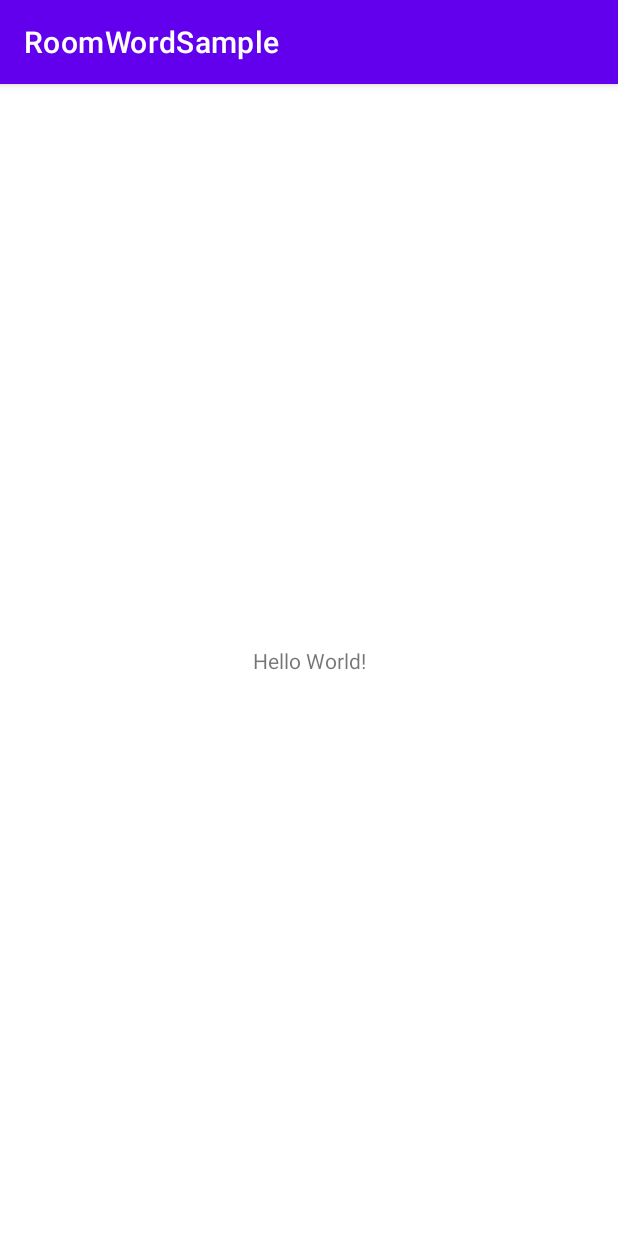
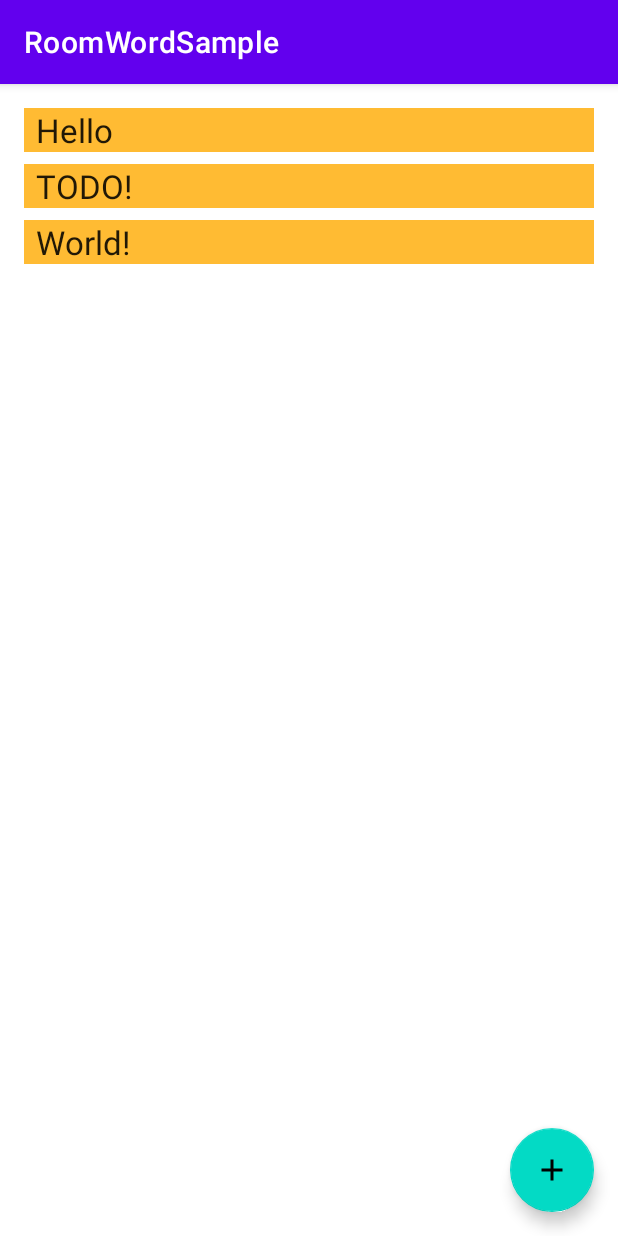
Before and after one commit to yuuttoo/RoomWordSample, an Android app: the screen it shows after launch (MainActivity), on a phone screen of 412 x 824 dp. Run offline under Robolectric (Android 15) with nearby library versions, the phone set to English and light mode, and no system bars; our stand-ins replace Room's generated code.

Commit message:
complete exercise

```diff
--- a/app/build.gradle
+++ b/app/build.gradle
@@ -7,12 +7,12 @@ plugins {
 
 android {
     namespace 'io.airouting.example.roomwordsample'
-    compileSdk 32
+    compileSdk 33
 
     defaultConfig {
         applicationId "io.airouting.example.roomwordsample"
         minSdk 21
-        targetSdk 32
+        targetSdk 33
         versionCode 1
         versionName "1.0"
 
@@ -53,6 +53,8 @@ dependencies {
     androidTestImplementation "androidx.room:room-testing:$rootProject.roomVersion"
 
     // Lifecycle components
+    implementation "androidx.activity:activity-ktx:1.6.1"
+
     implementation "androidx.lifecycle:lifecycle-viewmodel-ktx:$rootProject.lifecycleVersion"
     implementation "androidx.lifecycle:lifecycle-livedata-ktx:$rootProject.lifecycleVersion"
     implementation "androidx.lifecycle:lifecycle-common-java8:$rootProject.lifecycleVersion"
--- a/app/src/main/java/io/airouting/example/roomwordsample/MainActivity.kt
+++ b/app/src/main/java/io/airouting/example/roomwordsample/MainActivity.kt
@@ -1,11 +1,63 @@
 package io.airouting.example.roomwordsample
 
+import android.app.Activity
+import android.content.Intent
 import androidx.appcompat.app.AppCompatActivity
+
 import android.os.Bundle
+import android.widget.Toast
+import androidx.activity.viewModels
+import androidx.lifecycle.Observer
+
+import androidx.recyclerview.widget.LinearLayoutManager
+import androidx.recyclerview.widget.RecyclerView
+import com.google.android.material.floatingactionbutton.FloatingActionButton
 
 class MainActivity : AppCompatActivity() {
+
+    private val newWordActivityRequestCode = 1
+
+    private val wordViewModel: WordViewModel by viewModels {
+        WordViewModelFactory((application as WordsApplication).repository)
+    }
+
+
     override fun onCreate(savedInstanceState: Bundle?) {
         super.onCreate(savedInstanceState)
         setContentView(R.layout.activity_main)
+
+
+
+        val recyclerView = findViewById<RecyclerView>(R.id.recyclerview)
+        val adapter = WordListAdapter()
+        recyclerView.adapter = adapter
+        recyclerView.layoutManager = LinearLayoutManager(this)
+
+        wordViewModel.allWords.observe(this, Observer { words ->
+            // Update the cached copy of the words in the adapter.
+            words?.let { adapter.submitList(it) }
+        })
+
+        val fab = findViewById<FloatingActionButton>(R.id.fab)
+        fab.setOnClickListener {
+            val intent = Intent(this@MainActivity, NewWordActivity::class.java)
+            startActivityForResult(intent, newWordActivityRequestCode)
+        }
+    }
+
+    override fun onActivityResult(requestCode: Int, resultCode: Int, data: Intent?) {
+        super.onActivityResult(requestCode, resultCode, data)
+
+        if (requestCode == newWordActivityRequestCode && resultCode == Activity.RESULT_OK) {
+            data?.getStringExtra(NewWordActivity.EXTRA_REPLY)?.let {
+                val word = Word(it)
+                wordViewModel.insert(word)
+            }
+        } else {
+            Toast.makeText(
+                applicationContext,
+                R.string.empty_not_saved,
+                Toast.LENGTH_LONG).show()
+        }
     }
 }
--- /dev/null
+++ b/app/src/main/java/io/airouting/example/roomwordsample/Word.kt
@@ -0,0 +1,9 @@
+package io.airouting.example.roomwordsample
+
+import androidx.room.ColumnInfo
+import androidx.room.Entity
+import androidx.room.PrimaryKey
+
+
+@Entity(tableName = "word_table")
+class Word(@PrimaryKey @ColumnInfo(name = "word") val word: String)
--- /dev/null
+++ b/app/src/main/java/io/airouting/example/roomwordsample/WordDao.kt
@@ -0,0 +1,20 @@
+package io.airouting.example.roomwordsample
+
+import androidx.room.Dao
+import androidx.room.Insert
+import androidx.room.OnConflictStrategy
+import androidx.room.Query
+import kotlinx.coroutines.flow.Flow
+
+@Dao
+interface WordDao {
+
+    @Query("SELECT * FROM word_table ORDER BY word ASC")
+    fun getAlphabetizedWords(): Flow<List<Word>>
+
+    @Insert(onConflict = OnConflictStrategy.IGNORE)
+    suspend fun insert(word: Word)
+
+    @Query("DELETE FROM word_table")
+    suspend fun deleteAll()
+}
--- /dev/null
+++ b/app/src/main/java/io/airouting/example/roomwordsample/WordListAdapter.kt
@@ -0,0 +1,46 @@
+package io.airouting.example.roomwordsample
+
+import android.view.LayoutInflater
+import android.view.View
+import android.view.ViewGroup
+import android.widget.TextView
+import androidx.recyclerview.widget.DiffUtil
+import androidx.recyclerview.widget.RecyclerView
+
+class WordListAdapter : androidx.recyclerview.widget.ListAdapter<Word, WordListAdapter.WordViewHolder>(WordsComparator()) {
+
+    override fun onCreateViewHolder(parent: ViewGroup, viewType: Int): WordViewHolder {
+        return WordViewHolder.create(parent)
+    }
+
+    override fun onBindViewHolder(holder: WordViewHolder, position: Int) {
+        val current = getItem(position)
+        holder.bind(current.word)
+    }
+
+    class WordViewHolder(itemView: View) : RecyclerView.ViewHolder(itemView) {
+        private val wordItemView: TextView = itemView.findViewById(R.id.textView)
+
+        fun bind(text: String?) {
+            wordItemView.text = text
+        }
+
+        companion object {
+            fun create(parent: ViewGroup): WordViewHolder {
+                val view: View = LayoutInflater.from(parent.context)
+                    .inflate(R.layout.recyclerview_item, parent, false)
+                return WordViewHolder(view)
+            }
+        }
+    }
+
+    class WordsComparator : DiffUtil.ItemCallback<Word>() {
+        override fun areItemsTheSame(oldItem: Word, newItem: Word): Boolean {
+            return oldItem === newItem
+        }
+
+        override fun areContentsTheSame(oldItem: Word, newItem: Word): Boolean {
+            return oldItem.word == newItem.word
+        }
+    }
+}
--- /dev/null
+++ b/app/src/main/java/io/airouting/example/roomwordsample/WordRepository.kt
@@ -0,0 +1,22 @@
+package io.airouting.example.roomwordsample
+
+import androidx.annotation.WorkerThread
+import kotlinx.coroutines.flow.Flow
+
+// Declares the DAO as a private property in the constructor. Pass in the DAO
+// instead of the whole database, because you only need access to the DAO
+class WordRepository(private val wordDao: WordDao) {
+
+    // Room executes all queries on a separate thread.
+    // Observed Flow will notify the observer when the data has changed.
+    val allWords: Flow<List<Word>> = wordDao.getAlphabetizedWords()
+
+    // By default Room runs suspend queries off the main thread, therefore, we don't need to
+    // implement anything else to ensure we're not doing long running database work
+    // off the main thread.
+    @Suppress("RedundantSuspendModifier")
+    @WorkerThread
+    suspend fun insert(word: Word) {
+        wordDao.insert(word)
+    }
+}
--- /dev/null
+++ b/app/src/main/java/io/airouting/example/roomwordsample/WordRoomDatabase.kt
@@ -0,0 +1,75 @@
+package io.airouting.example.roomwordsample
+
+import android.content.Context
+import androidx.room.Database
+import androidx.room.Room
+import androidx.room.RoomDatabase
+import androidx.sqlite.db.SupportSQLiteDatabase
+import kotlinx.coroutines.CoroutineScope
+import kotlinx.coroutines.launch
+
+// Annotates class to be a Room Database with a table (entity) of the Word class
+@Database(entities = arrayOf(Word::class), version = 1, exportSchema = false)
+public abstract class WordRoomDatabase : RoomDatabase() {
+
+    abstract fun wordDao(): WordDao
+
+    //  自訂callback
+    private class WordDatabaseCallback(
+        private val scope: CoroutineScope
+    ) : RoomDatabase.Callback() {
+
+        override fun onCreate(db: SupportSQLiteDatabase) {
+            super.onCreate(db)
+            INSTANCE?.let { database ->
+                scope.launch {
+                    populateDatabase(database.wordDao())//填入新word
+                }
+            }
+        }
+
+        suspend fun populateDatabase(wordDao: WordDao) {
+            // Delete all content here.
+            wordDao.deleteAll()
+
+            // Add sample words.
+            var word = Word("Hello")
+            wordDao.insert(word)
+            word = Word("World!")
+            wordDao.insert(word)
+
+            // TODO: Add your own words!
+            word = Word("TODO!")
+            wordDao.insert(word)
+        }
+    }
+
+    companion object {
+        // Singleton prevents multiple instances of database opening at the
+        // same time.
+        @Volatile
+        private var INSTANCE: WordRoomDatabase? = null
+
+        fun getDatabase(
+            context: Context,
+            scope: CoroutineScope
+        ): WordRoomDatabase {
+            // if the INSTANCE is not null, then return it,
+            // if it is, then create the database
+            return INSTANCE ?: synchronized(this) {
+                val instance = Room.databaseBuilder(
+                    context.applicationContext,
+                    WordRoomDatabase::class.java,
+                    "word_database"
+                )
+                    .addCallback(WordDatabaseCallback(scope)) //建立table後，callback加入新字
+                    .build()
+                INSTANCE = instance
+                // return instance
+                instance
+            }
+        }
+    }
+
+
+}
--- /dev/null
+++ b/app/src/main/java/io/airouting/example/roomwordsample/WordViewModel.kt
@@ -0,0 +1,30 @@
+package io.airouting.example.roomwordsample
+
+import androidx.lifecycle.*
+import kotlinx.coroutines.launch
+
+class WordViewModel(private val repository: WordRepository) : ViewModel() {
+
+    // Using LiveData and caching what allWords returns has several benefits:
+    // - We can put an observer on the data (instead of polling for changes) and only update the
+    //   the UI when the data actually changes.
+    // - Repository is completely separated from the UI through the ViewModel.
+    val allWords: LiveData<List<Word>> = repository.allWords.asLiveData()
+
+    /**
+     * Launching a new coroutine to insert the data in a non-blocking way
+     */
+    fun insert(word: Word) = viewModelScope.launch {
+        repository.insert(word)
+    }
+}
+
+class WordViewModelFactory(private val repository: WordRepository) : ViewModelProvider.Factory {
+    override fun <T : ViewModel> create(modelClass: Class<T>): T {
+        if (modelClass.isAssignableFrom(WordViewModel::class.java)) {
+            @Suppress("UNCHECKED_CAST")
+            return WordViewModel(repository) as T
+        }
+        throw IllegalArgumentException("Unknown ViewModel class")
+    }
+}
--- /dev/null
+++ b/app/src/main/java/io/airouting/example/roomwordsample/WordsApplication.kt
@@ -0,0 +1,14 @@
+package io.airouting.example.roomwordsample
+
+import android.app.Application
+import kotlinx.coroutines.CoroutineScope
+import kotlinx.coroutines.SupervisorJob
+
+class WordsApplication : Application() {
+    // No need to cancel this scope as it'll be torn down with the process
+    val applicationScope = CoroutineScope(SupervisorJob())
+    // Using by lazy so the database and the repository are only created when they're needed
+    // rather than when the application starts
+    val database by lazy { WordRoomDatabase.getDatabase(this, applicationScope) }
+    val repository by lazy { WordRepository(database.wordDao()) }
+}
--- /dev/null
+++ b/app/src/main/res/drawable/ic_baseline_add_24.xml
@@ -0,0 +1,5 @@
+<vector android:height="24dp" android:tint="#000000"
+    android:viewportHeight="24" android:viewportWidth="24"
+    android:width="24dp" xmlns:android="http://schemas.android.com/apk/res/android">
+    <path android:fillColor="@android:color/white" android:pathData="M19,13h-6v6h-2v-6H5v-2h6V5h2v6h6v2z"/>
+</vector>
--- a/app/src/main/res/layout/activity_main.xml
+++ b/app/src/main/res/layout/activity_main.xml
@@ -1,18 +1,31 @@
-<?xml version="1.0" encoding="utf-8"?>
-<androidx.constraintlayout.widget.ConstraintLayout xmlns:android="http://schemas.android.com/apk/res/android"
+<androidx.constraintlayout.widget.ConstraintLayout
+    xmlns:android="http://schemas.android.com/apk/res/android"
     xmlns:app="http://schemas.android.com/apk/res-auto"
     xmlns:tools="http://schemas.android.com/tools"
     android:layout_width="match_parent"
     android:layout_height="match_parent"
     tools:context=".MainActivity">
 
-    <TextView
+    <androidx.recyclerview.widget.RecyclerView
+        android:id="@+id/recyclerview"
+        android:layout_width="0dp"
+        android:layout_height="0dp"
+        tools:listitem="@layout/recyclerview_item"
+        android:padding="@dimen/big_padding"
+        app:layout_constraintBottom_toBottomOf="parent"
+        app:layout_constraintLeft_toLeftOf="parent"
+        app:layout_constraintRight_toRightOf="parent"
+        app:layout_constraintTop_toTopOf="parent" />
+
+    <com.google.android.material.floatingactionbutton.FloatingActionButton
+        android:id="@+id/fab"
+        app:layout_constraintBottom_toBottomOf="parent"
+        app:layout_constraintEnd_toEndOf="parent"
         android:layout_width="wrap_content"
         android:layout_height="wrap_content"
-        android:text="Hello World!"
-        app:layout_constraintBottom_toBottomOf="parent"
-        app:layout_constraintEnd_toEndOf="parent"
-        app:layout_constraintStart_toStartOf="parent"
-        app:layout_constraintTop_toTopOf="parent" />
+        android:layout_margin="16dp"
+        android:contentDescription="add word"
+        android:src="@drawable/ic_baseline_add_24"/>
+<!--    @string/add_word-->
 
 </androidx.constraintlayout.widget.ConstraintLayout>
--- /dev/null
+++ b/app/src/main/res/layout/recyclerview_item.xml
@@ -0,0 +1,13 @@
+<?xml version="1.0" encoding="utf-8"?>
+<LinearLayout xmlns:android="http://schemas.android.com/apk/res/android"
+    android:orientation="vertical"
+    android:layout_width="match_parent"
+    android:layout_height="wrap_content">
+
+    <TextView
+        android:id="@+id/textView"
+        style="@style/word_title"
+        android:layout_width="match_parent"
+        android:layout_height="wrap_content"
+        android:background="@android:color/holo_orange_light" />
+</LinearLayout>
--- a/app/src/main/res/values/colors.xml
+++ b/app/src/main/res/values/colors.xml
@@ -7,4 +7,9 @@
     <color name="teal_700">#FF018786</color>
     <color name="black">#FF000000</color>
     <color name="white">#FFFFFFFF</color>
+    <color name="buttonLabel">#FFFFFF</color>
+    <color name="colorPrimary">#2B2B2B</color>
+
+
+
 </resources>
--- /dev/null
+++ b/app/src/main/res/values/dimens.xml
@@ -0,0 +1,5 @@
+<?xml version="1.0" encoding="utf-8"?>
+<resources>
+    <dimen name="big_padding">16dp</dimen>
+    <dimen name="min_height">48dp</dimen>
+</resources>
--- a/app/src/main/res/values/strings.xml
+++ b/app/src/main/res/values/strings.xml
@@ -1,3 +1,7 @@
 <resources>
     <string name="app_name">RoomWordSample</string>
+    <string name="hint_word">Word...</string>
+    <string name="button_save">Save</string>
+    <string name="empty_not_saved">Word not saved because it is empty.</string>
+    <string name="add_word">Add word</string>
 </resources>
--- a/app/src/main/res/values/themes.xml
+++ b/app/src/main/res/values/themes.xml
@@ -12,5 +12,20 @@
         <!-- Status bar color. -->
         <item name="android:statusBarColor">?attr/colorPrimaryVariant</item>
         <!-- Customize your theme here. -->
+        <!-- The default font for RecyclerView items is too small.
+    The margin is a simple delimiter between the words. -->
+
+    </style>
+<!--            <style name="AppTheme" parent="Theme.MaterialComponents.Light.DarkActionBar">-->
+<!--                &lt;!&ndash; Customize your theme here. &ndash;&gt;-->
+<!--                <item name="colorPrimary">@color/colorPrimary</item>-->
+<!--                <item name="colorPrimaryDark">@color/colorPrimaryDark</item>-->
+<!--                <item name="colorAccent">@color/colorAccent</item>-->
+<!--            </style>-->
+    <style name="word_title">
+        <item name="android:layout_marginBottom">8dp</item>
+        <item name="android:paddingLeft">8dp</item>
+        <item name="android:background">@android:color/holo_orange_light</item>
+        <item name="android:textAppearance">@android:style/TextAppearance.Large</item>
     </style>
 </resources>
```
Also changed, not shown: app/src/main/AndroidManifest.xml (+8 -0 lines), app/src/main/java/io/airouting/example/roomwordsample/NewWordActivity.kt (added, +37 -0 lines), app/src/main/res/layout/activity_new_word.xml (added, +26 -0 lines), build.gradle (+37 -0 lines).
